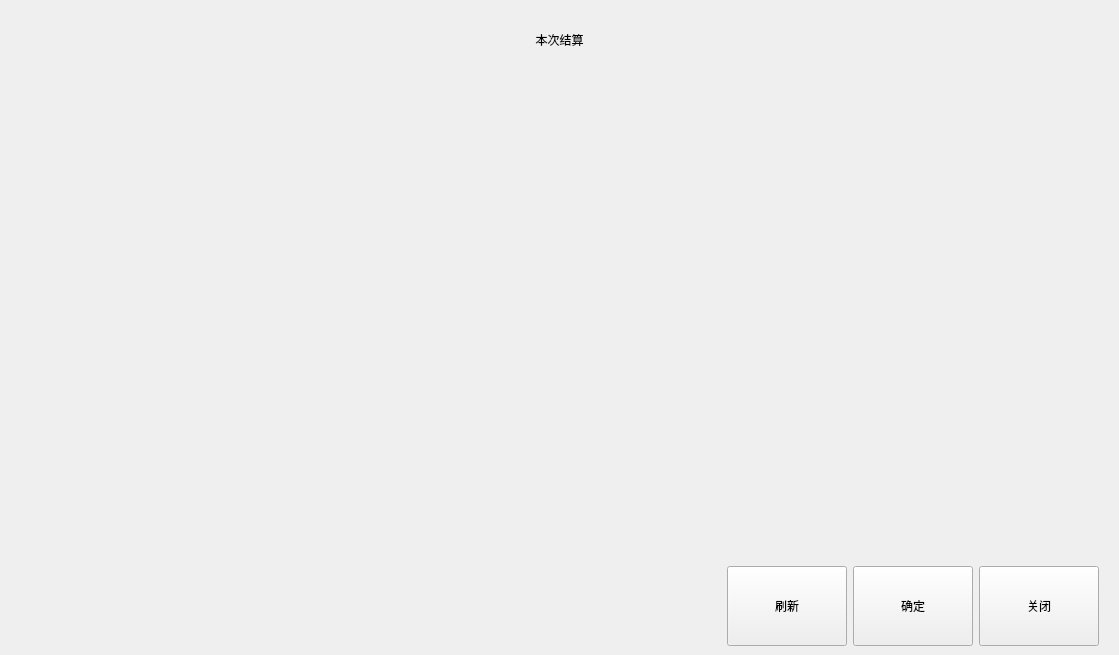
The window that SmartCabinet/Rfid/RfidTest/frmrfid.ui (birdman1992/SmartCabinet) describes before a commit, drawn with Qt 5.
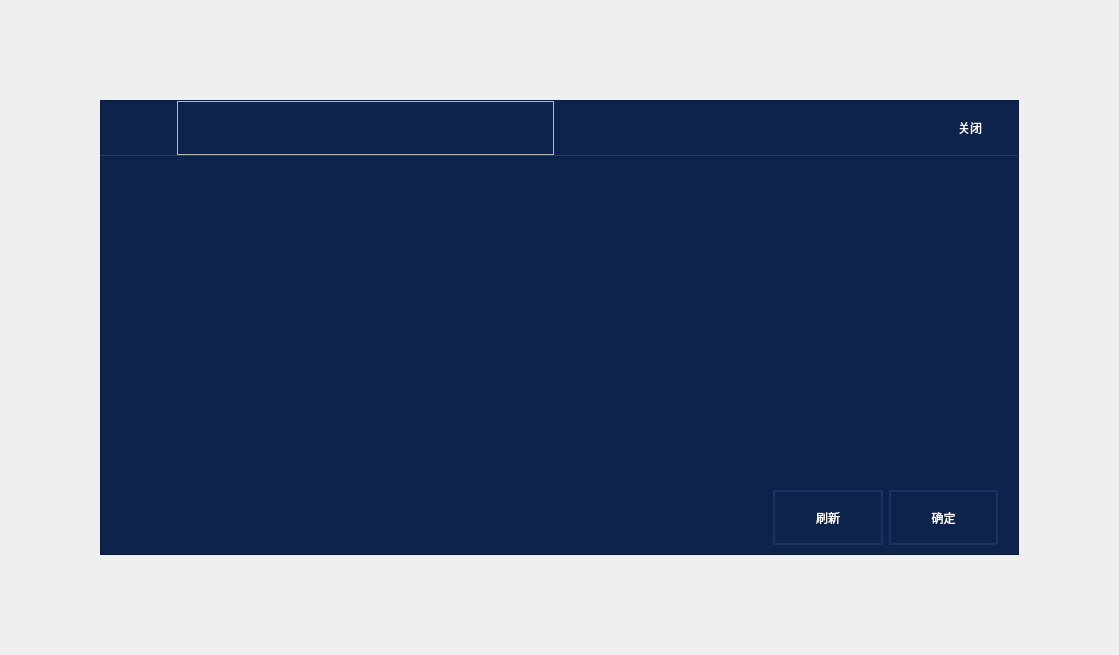
The same window after the commit.

What changed in the file:
```diff
--- a/SmartCabinet/Rfid/RfidTest/frmrfid.ui
+++ b/SmartCabinet/Rfid/RfidTest/frmrfid.ui
@@ -15,6 +15,81 @@
   </property>
   <layout class="QHBoxLayout" name="horizontalLayout">
    <property name="leftMargin">
+    <number>100</number>
+   </property>
+   <property name="topMargin">
+    <number>100</number>
+   </property>
+   <property name="rightMargin">
+    <number>100</number>
+   </property>
+   <property name="bottomMargin">
+    <number>100</number>
+   </property>
+   <item>
+    <widget class="QFrame" name="frm_win">
+     <property name="styleSheet">
+      <string notr="true">QWidget{
+	color: rgb(255, 255, 255);
+}
+#frm_win{
+	background-color: rgb(14,35,75);
+}
+#page_tab,#page{
+	background-color: rgb(14,35,75);
+}
+#frame_title{
+	border:0px,solid,grey;
+	border-bottom-width:1px;
+	border-bottom-style:solid;
+	border-bottom-color:rgb(34,60,111);
+}
+#pushButton{
+	background-color: rgb(14,35,75);
+}
+
+QTabWidget::pane { 
+    border-top: 2px solid rgb(27,51,99);
+	background-color: rgb(27,51,99);
+}
+QTabBar::tab {
+	background: rgb(7,31,79);
+	border: 2px solid rgb(27,51,99);
+	border-top-left-radius: 4px;
+	border-top-right-radius: 4px;
+	height:60px;
+	width:90px;
+}
+QTabBar::tab:selected {
+	background: rgb(27,51,99);
+	border: 2px solid rgb(27,51,99);
+	border-top-left-radius: 4px;
+	border-top-right-radius: 4px;
+	height:60px;
+	width:90px;
+}
+QPushButton{
+	border:2px solid rgb(27,51,99);
+	background-color: rgb(14,35,75);
+}
+QPushButton:pressed{
+	border:2px solid rgb(14,35,75);
+	background-color: rgb(14,35,75);
+}
+QTableWidget{
+	background-color: rgb(255, 255, 255);
+	color: rgb(0, 0, 0);
+}
+</string>
+     </property>
+     <property name="frameShape">
+      <enum>QFrame::StyledPanel</enum>
+     </property>
+     <property name="frameShadow">
+      <enum>QFrame::Raised</enum>
+     </property>
+     <layout class="QHBoxLayout" name="horizontalLayout_4">
+      <property name="leftMargin">
     <number>0</number>
    </property>
    <property name="topMargin">
@@ -185,20 +260,121 @@
         <number>9</number>
        </property>
        <item>
-        <widget class="QLabel" name="label_2">
+           <widget class="QFrame" name="frame_title">
+            <property name="frameShape">
+             <enum>QFrame::StyledPanel</enum>
+            </property>
+            <property name="frameShadow">
+             <enum>QFrame::Raised</enum>
+            </property>
+            <layout class="QHBoxLayout" name="horizontalLayout_5" stretch="1,5,5,1">
+             <property name="spacing">
+              <number>0</number>
+             </property>
+             <property name="leftMargin">
+              <number>0</number>
+             </property>
+             <property name="topMargin">
+              <number>0</number>
+             </property>
+             <property name="rightMargin">
+              <number>10</number>
+             </property>
+             <property name="bottomMargin">
+              <number>0</number>
+             </property>
+             <item>
+              <spacer name="horizontalSpacer">
+               <property name="orientation">
+                <enum>Qt::Horizontal</enum>
+               </property>
+               <property name="sizeHint" stdset="0">
+                <size>
+                 <width>40</width>
+                 <height>20</height>
+                </size>
+               </property>
+              </spacer>
+             </item>
+             <item>
+              <widget class="QFrame" name="frame_2">
+               <property name="minimumSize">
+                <size>
+                 <width>0</width>
+                 <height>0</height>
+                </size>
+               </property>
+               <property name="frameShape">
+                <enum>QFrame::StyledPanel</enum>
+               </property>
+               <property name="frameShadow">
+                <enum>QFrame::Raised</enum>
+               </property>
+               <layout class="QHBoxLayout" name="horizontalLayout_6">
+                <item>
+                 <widget class="QLabel" name="in_count">
          <property name="text">
-          <string>本次结算</string>
-         </property>
-         <property name="alignment">
-          <set>Qt::AlignCenter</set>
-         </property>
-        </widget>
-       </item>
+                   <string/>
+                  </property>
+                 </widget>
+                </item>
+               </layout>
+              </widget>
+             </item>
+             <item>
+              <spacer name="horizontalSpacer_2">
+               <property name="orientation">
+                <enum>Qt::Horizontal</enum>
+               </property>
+               <property name="sizeHint" stdset="0">
+                <size>
+                 <width>40</width>
+                 <height>20</height>
+                </size>
+               </property>
+              </spacer>
+             </item>
+             <item>
+              <widget class="QPushButton" name="pushButton">
+               <property name="sizePolicy">
+                <sizepolicy hsizetype="Minimum" vsizetype="Preferred">
+                 <horstretch>0</horstretch>
+                 <verstretch>0</verstretch>
+                </sizepolicy>
+               </property>
+               <property name="focusPolicy">
+                <enum>Qt::NoFocus</enum>
+               </property>
+               <property name="styleSheet">
+                <string notr="true">	border:0px solid rgb(14,35,75);
+	background-color: rgb(14,35,75);</string>
+               </property>
+               <property name="text">
+                <string>关闭</string>
+               </property>
+               <property name="flat">
+                <bool>false</bool>
+               </property>
+              </widget>
+             </item>
+            </layout>
+           </widget>
+          </item>
        <item>
-        <layout class="QHBoxLayout" name="layout_tabs"/>
+           <layout class="QHBoxLayout" name="layout_tabs">
+            <property name="leftMargin">
+             <number>10</number>
+            </property>
+            <property name="rightMargin">
+             <number>10</number>
+            </property>
+           </layout>
        </item>
        <item>
-        <layout class="QHBoxLayout" name="horizontalLayout_3" stretch="6,1,1,1">
+           <layout class="QHBoxLayout" name="horizontalLayout_3" stretch="6,1,1">
+            <property name="leftMargin">
+             <number>10</number>
+            </property>
          <property name="rightMargin">
           <number>20</number>
          </property>
@@ -235,23 +411,13 @@
            </property>
           </widget>
          </item>
-         <item>
-          <widget class="QPushButton" name="pushButton">
-           <property name="sizePolicy">
-            <sizepolicy hsizetype="Minimum" vsizetype="Preferred">
-             <horstretch>0</horstretch>
-             <verstretch>0</verstretch>
-            </sizepolicy>
-           </property>
-           <property name="text">
-            <string>关闭</string>
-           </property>
-          </widget>
-         </item>
         </layout>
        </item>
       </layout>
      </widget>
+       </widget>
+      </item>
+     </layout>
     </widget>
    </item>
   </layout>
```
Left out of the diff: 6 changed lines with no effect on the pictures. Lines whose indentation alone changed are shown as unchanged.
